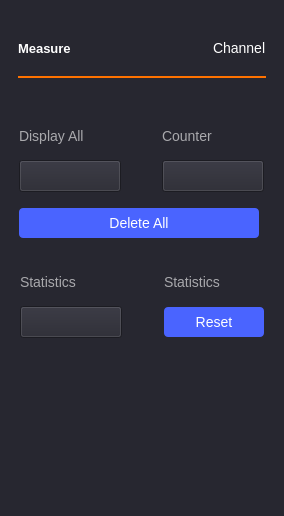
First picture: the form in ui/measure_settings.ui, repository analogdevicesinc/scopy, before the edit.
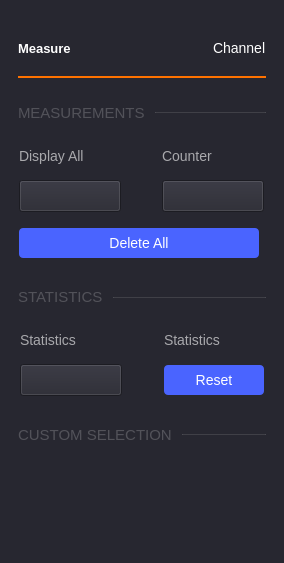
Second picture: the form after the edit. Icons and pictures are not drawn.

Commit message: ui/measure_settings.ui: Add titles for sections Measurements, Statistics

```diff
--- a/ui/measure_settings.ui
+++ b/ui/measure_settings.ui
@@ -7,7 +7,7 @@
     <x>0</x>
     <y>0</y>
     <width>284</width>
-    <height>516</height>
+    <height>563</height>
    </rect>
   </property>
   <property name="windowTitle">
@@ -153,11 +153,59 @@
        <property name="sizeHint" stdset="0">
         <size>
          <width>0</width>
-         <height>34</height>
+         <height>16</height>
         </size>
        </property>
       </spacer>
      </item>
+     <item>
+      <layout class="QHBoxLayout" name="horizontalLayout">
+       <property name="spacing">
+        <number>10</number>
+       </property>
+       <property name="topMargin">
+        <number>10</number>
+       </property>
+       <property name="bottomMargin">
+        <number>10</number>
+       </property>
+       <item>
+        <widget class="QLabel" name="label_6">
+         <property name="sizePolicy">
+          <sizepolicy hsizetype="Fixed" vsizetype="Fixed">
+           <horstretch>0</horstretch>
+           <verstretch>0</verstretch>
+          </sizepolicy>
+         </property>
+         <property name="styleSheet">
+          <string notr="true">QLabel {
+  font-size: 15px;
+  color: rgba(255, 255, 255, 51);
+}</string>
+         </property>
+         <property name="text">
+          <string>MEASUREMENTS</string>
+         </property>
+        </widget>
+       </item>
+       <item>
+        <widget class="Line" name="line_2">
+         <property name="maximumSize">
+          <size>
+           <width>16777215</width>
+           <height>1</height>
+          </size>
+         </property>
+         <property name="styleSheet">
+          <string notr="true">border: 1px solid rgb(255, 255, 255, 15);</string>
+         </property>
+         <property name="orientation">
+          <enum>Qt::Horizontal</enum>
+         </property>
+        </widget>
+       </item>
+      </layout>
+     </item>
      <item>
       <layout class="QGridLayout" name="gLayout_Measurements">
        <property name="topMargin">
@@ -307,6 +355,66 @@
        </item>
       </layout>
      </item>
+     <item>
+      <layout class="QHBoxLayout" name="horizontalLayout_3">
+       <property name="spacing">
+        <number>10</number>
+       </property>
+       <property name="topMargin">
+        <number>10</number>
+       </property>
+       <property name="bottomMargin">
+        <number>10</number>
+       </property>
+       <item>
+        <widget class="QLabel" name="label_7">
+         <property name="sizePolicy">
+          <sizepolicy hsizetype="Fixed" vsizetype="Fixed">
+           <horstretch>0</horstretch>
+           <verstretch>0</verstretch>
+          </sizepolicy>
+         </property>
+         <property name="minimumSize">
+          <size>
+           <width>0</width>
+           <height>0</height>
+          </size>
+         </property>
+         <property name="styleSheet">
+          <string notr="true">QLabel {
+  font-size: 15px;
+  color: rgba(255, 255, 255, 51);
+}</string>
+         </property>
+         <property name="text">
+          <string>STATISTICS</string>
+         </property>
+        </widget>
+       </item>
+       <item>
+        <widget class="Line" name="line_3">
+         <property name="minimumSize">
+          <size>
+           <width>0</width>
+           <height>1</height>
+          </size>
+         </property>
+         <property name="maximumSize">
+          <size>
+           <width>16777215</width>
+           <height>0</height>
+          </size>
+         </property>
+         <property name="styleSheet">
+          <string notr="true">border: 1px solid rgb(255, 255, 255, 15);</string>
+         </property>
+         <property name="orientation">
+          <enum>Qt::Horizontal</enum>
+         </property>
+        </widget>
+       </item>
+      </layout>
+     </item>
      <item>
       <layout class="QGridLayout" name="gLayout_Statistics">
        <property name="topMargin">
@@ -417,20 +525,52 @@
       </layout>
      </item>
      <item>
-      <spacer name="verticalSpacer_4">
-       <property name="orientation">
-        <enum>Qt::Vertical</enum>
+      <layout class="QHBoxLayout" name="horizontalLayout_4">
+       <property name="spacing">
+        <number>10</number>
        </property>
-       <property name="sizeType">
-        <enum>QSizePolicy::Fixed</enum>
+       <property name="topMargin">
+        <number>10</number>
        </property>
-       <property name="sizeHint" stdset="0">
-        <size>
-         <width>0</width>
-         <height>24</height>
-        </size>
+       <property name="bottomMargin">
+        <number>25</number>
        </property>
-      </spacer>
+       <item>
+        <widget class="QLabel" name="label_8">
+         <property name="sizePolicy">
+          <sizepolicy hsizetype="Fixed" vsizetype="Fixed">
+           <horstretch>0</horstretch>
+           <verstretch>0</verstretch>
+          </sizepolicy>
+         </property>
+         <property name="styleSheet">
+          <string notr="true">QLabel {
+  font-size: 15px;
+  color: rgba(255, 255, 255, 51);
+}</string>
+         </property>
+         <property name="text">
+          <string>CUSTOM SELECTION</string>
+         </property>
+        </widget>
+       </item>
+       <item>
+        <widget class="Line" name="line_4">
+         <property name="maximumSize">
+          <size>
+           <width>16777215</width>
+           <height>1</height>
+          </size>
+         </property>
+         <property name="styleSheet">
+          <string notr="true">border: 1px solid rgb(255, 255, 255, 15);</string>
+         </property>
+         <property name="orientation">
+          <enum>Qt::Horizontal</enum>
+         </property>
+        </widget>
+       </item>
+      </layout>
      </item>
      <item>
       <layout class="QHBoxLayout" name="hLayout_hMeasurements">
```
